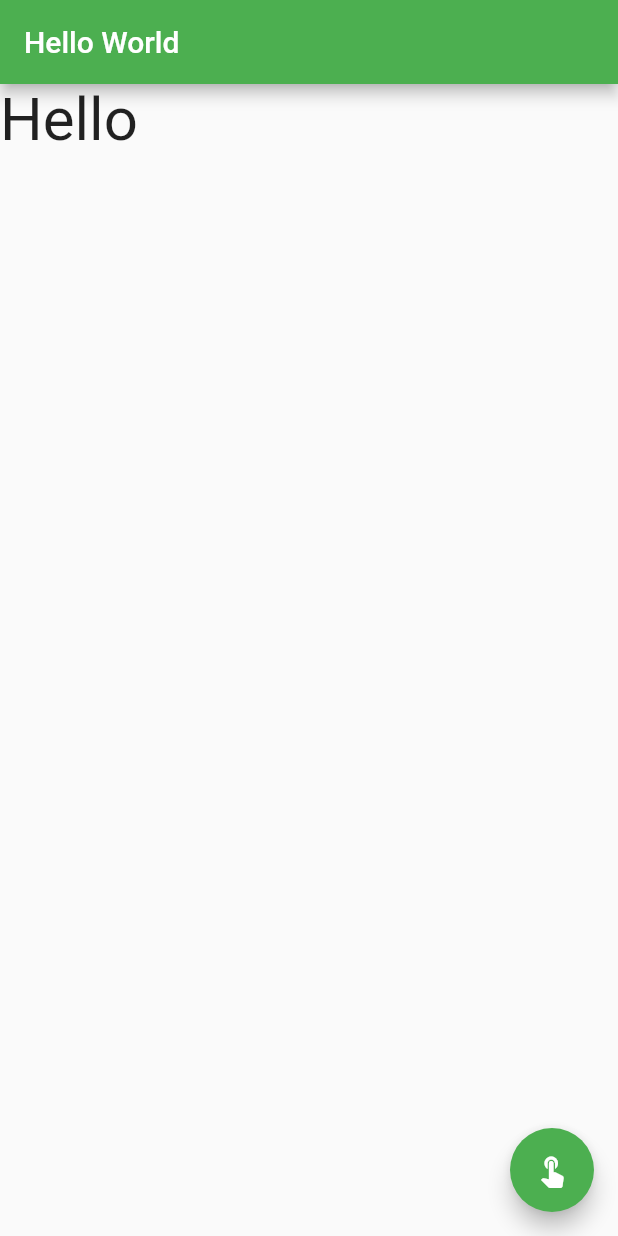
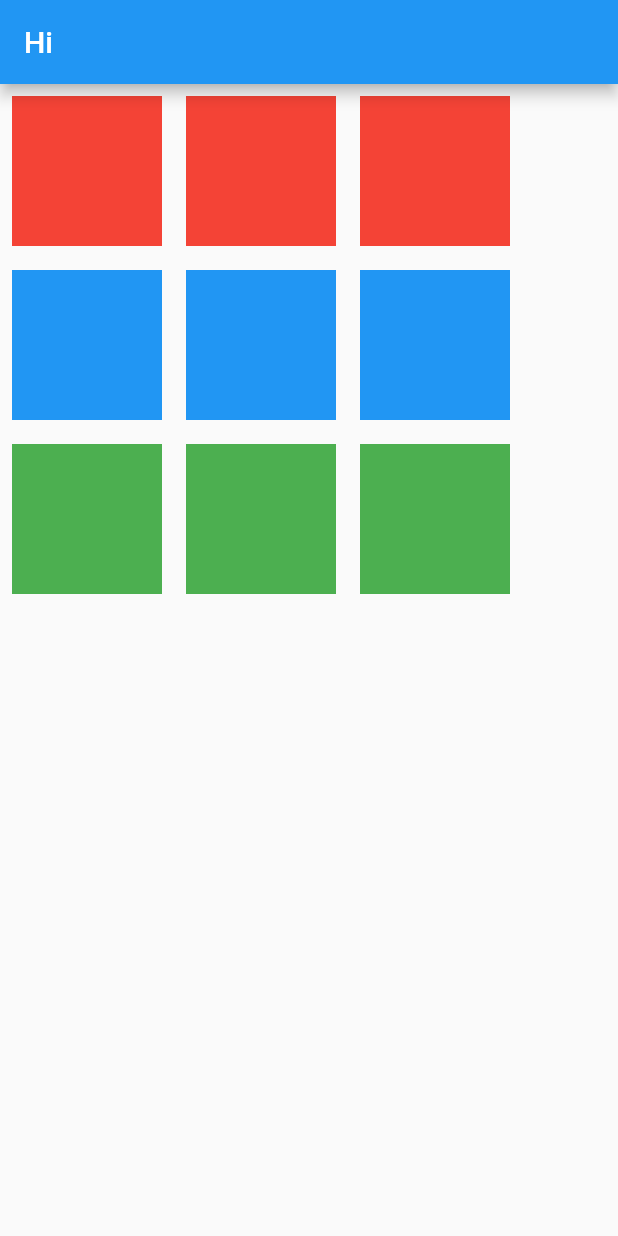
Before and after one commit to yunsi13/2023-Flutter, a Flutter app: the screen it shows after launch, on a phone screen of 412 x 824 dp. Run offline on Flutter 3.47's test engine with Material 2 defaults, Android fonts, the phone set to English and light mode, and no system bars.

Commit message:
flutter container
container

```diff
--- /dev/null
+++ b/lib/ContainerTest.dart
@@ -0,0 +1,91 @@
+import 'package:flutter/material.dart';
+
+class ContainerTest extends StatefulWidget {
+  const ContainerTest({super.key});
+
+  @override
+  State<ContainerTest> createState() => _ContainerTestState();
+}
+
+class _ContainerTestState extends State<ContainerTest> {
+  @override
+  Widget build(BuildContext context) {
+    return Scaffold(
+        appBar: AppBar(
+          title: Text('Hi'),
+          backgroundColor: Colors.blue,
+        ),
+        body: Row(
+          children: [
+            Column(
+              children: [
+                Container(
+                  color: Colors.red,
+                  width: 100,
+                  height: 100,
+                  margin: const EdgeInsets.all(8.0),
+                ),
+                Container(
+                  color: Colors.blue,
+                  width: 100,
+                  height: 100,
+                  margin: const EdgeInsets.all(8.0),
+                ),
+                Container(
+                  color: Colors.green,
+                  width: 100,
+                  height: 100,
+                  margin: const EdgeInsets.all(8.0),
+                ),
+              ],
+            ),
+            Column(
+              children: [
+                Container(
+                  color: Colors.red,
+                  width: 100,
+                  height: 100,
+                  margin: const EdgeInsets.all(8.0),
+                ),
+                Container(
+                  color: Colors.blue,
+                  width: 100,
+                  height: 100,
+                  margin: const EdgeInsets.all(8.0),
+                ),
+                Container(
+                  color: Colors.green,
+                  width: 100,
+                  height: 100,
+                  margin: const EdgeInsets.all(8.0),
+                ),
+              ],
+            ),
+            Column(
+              children: [
+                Container(
+                  color: Colors.red,
+                  width: 100,
+                  height: 100,
+                  margin: const EdgeInsets.all(8.0),
+                ),
+                Container(
+                  color: Colors.blue,
+                  width: 100,
+                  height: 100,
+                  margin: const EdgeInsets.all(8.0),
+                ),
+                Container(
+                  color: Colors.green,
+                  width: 100,
+                  height: 100,
+                  margin: const EdgeInsets.all(8.0),
+                ),
+              ],
+            ),
+          ],
+        ),
+
+    );
+  }
+}
--- a/lib/main.dart
+++ b/lib/main.dart
@@ -1,4 +1,5 @@
 import 'package:flutter/material.dart';
+import 'ContainerTest.dart';
 
 void main() => runApp(MyApp());
 
@@ -10,7 +11,7 @@ class MyApp extends StatelessWidget {
       theme: ThemeData(
         primarySwatch: Colors.green,
       ),
-      home: MyHomePage(),
+      home: ContainerTest(),
     );
   }
 }
```
